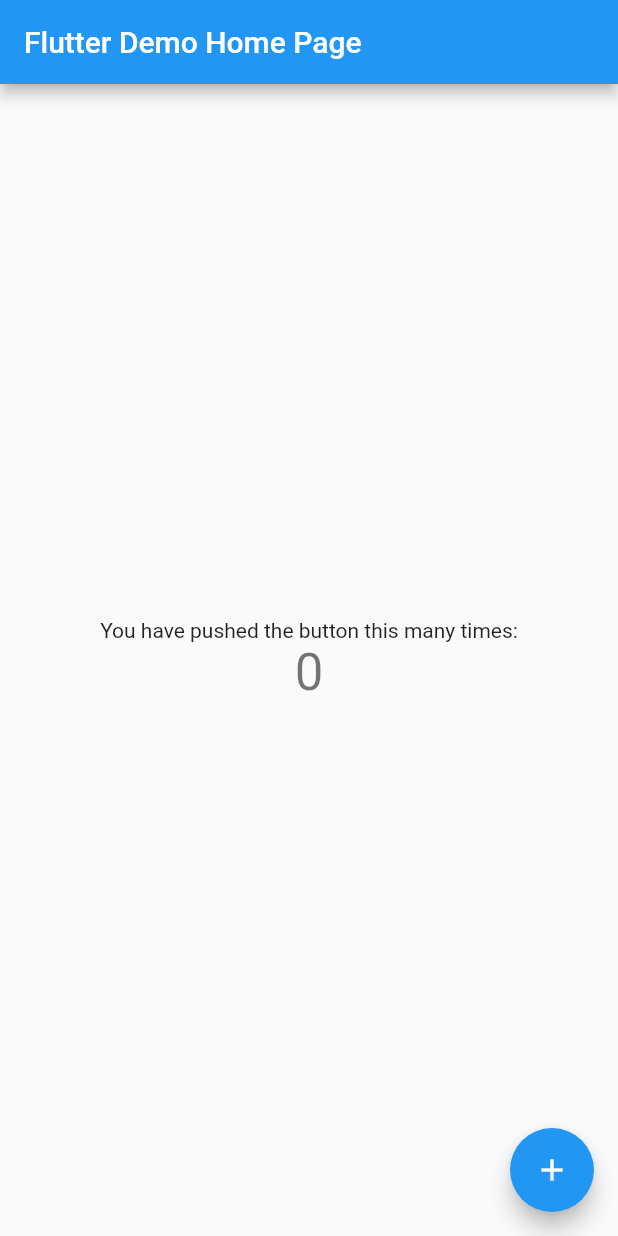
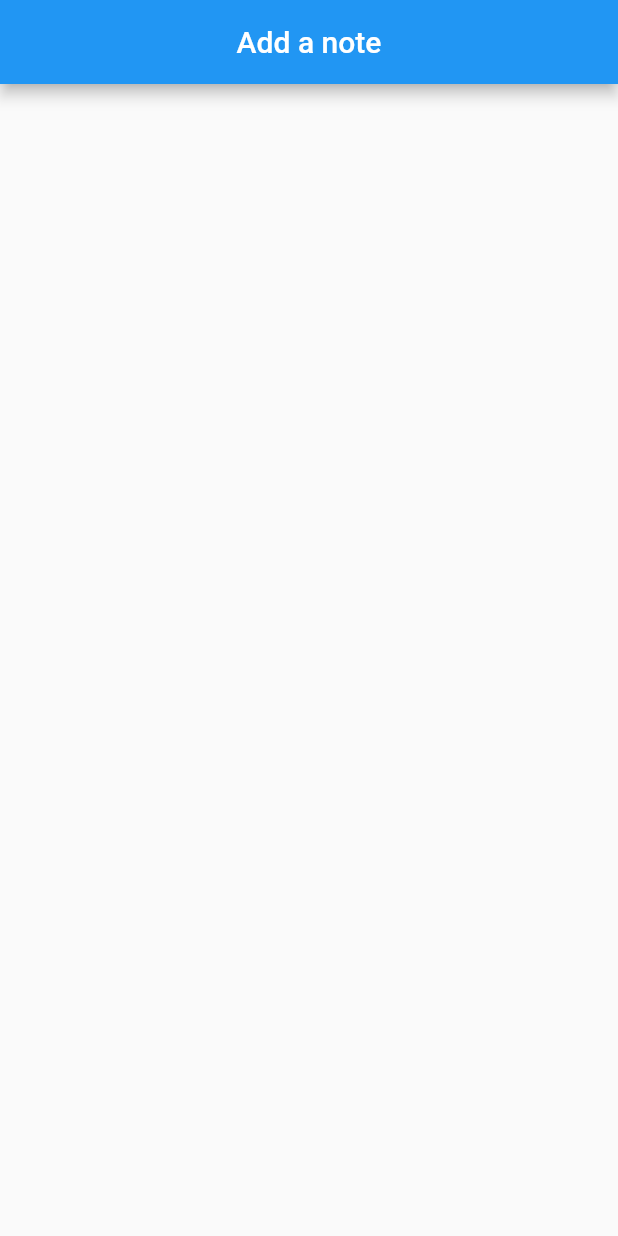
Before and after one commit to CloudedQuartz/flutterStuff, a Flutter app: the screen it shows after launch, on a phone screen of 412 x 824 dp. Run offline on Flutter 3.47's test engine with Material 2 defaults, Android fonts, the phone set to English and light mode, and no system bars.

Commit message:
addnote: add appbas and empty padding widget
Signed-off-by: CloudedQuartz <ravenklawasd@gmail.com>

```diff
--- a/lib/addnote.dart
+++ b/lib/addnote.dart
@@ -0,0 +1,27 @@
+import 'package:flutter/material.dart';
+
+class addNote extends StatelessWidget {
+  String userNote;
+  // Start here
+  @override
+  Widget build(BuildContext context) {
+    return MaterialApp(
+      home: Scaffold(
+        // appbar
+        appBar: AppBar(title: Text('Add a note'), centerTitle: true),
+
+        // body
+        // PADDING IS A WIDGET EVERYTHING ELSE GOES INSIDE IT!!!!!
+        body: Padding(
+
+          // pad edges by 20p
+          padding: EdgeInsets.all(20),
+
+
+        ),
+      ),
+    );
+  }
+
+
+}
--- a/lib/main.dart
+++ b/lib/main.dart
@@ -2,113 +2,5 @@ import 'package:flutter/material.dart';
 import 'addnote.dart';
 
 void main() {
-  runApp(MyApp());
+  runApp(addNote());
 }
-
-class MyApp extends StatelessWidget {
-  // This widget is the root of your application.
-  @override
-  Widget build(BuildContext context) {
-    return MaterialApp(
-      title: 'Flutter Demo',
-      theme: ThemeData(
-        // This is the theme of your application.
-        //
-        // Try running your application with "flutter run". You'll see the
-        // application has a blue toolbar. Then, without quitting the app, try
-        // changing the primarySwatch below to Colors.green and then invoke
-        // "hot reload" (press "r" in the console where you ran "flutter run",
-        // or simply save your changes to "hot reload" in a Flutter IDE).
-        // Notice that the counter didn't reset back to zero; the application
-        // is not restarted.
-        primarySwatch: Colors.blue,
-      ),
-      home: MyHomePage(title: 'Flutter Demo Home Page'),
-    );
-  }
-}
-
-class MyHomePage extends StatefulWidget {
-  MyHomePage({Key key, this.title}) : super(key: key);
-
-  // This widget is the home page of your application. It is stateful, meaning
-  // that it has a State object (defined below) that contains fields that affect
-  // how it looks.
-
-  // This class is the configuration for the state. It holds the values (in this
-  // case the title) provided by the parent (in this case the App widget) and
-  // used by the build method of the State. Fields in a Widget subclass are
-  // always marked "final".
-
-  final String title;
-
-  @override
-  _MyHomePageState createState() => _MyHomePageState();
-}
-
-class _MyHomePageState extends State<MyHomePage> {
-  int _counter = 0;
-
-  void _incrementCounter() {
-    setState(() {
-      // This call to setState tells the Flutter framework that something has
-      // changed in this State, which causes it to rerun the build method below
-      // so that the display can reflect the updated values. If we changed
-      // _counter without calling setState(), then the build method would not be
-      // called again, and so nothing would appear to happen.
-      _counter++;
-    });
-  }
-
-  @override
-  Widget build(BuildContext context) {
-    // This method is rerun every time setState is called, for instance as done
-    // by the _incrementCounter method above.
-    //
-    // The Flutter framework has been optimized to make rerunning build methods
-    // fast, so that you can just rebuild anything that needs updating rather
-    // than having to individually change instances of widgets.
-    return Scaffold(
-      appBar: AppBar(
-        // Here we take the value from the MyHomePage object that was created by
-        // the App.build method, and use it to set our appbar title.
-        title: Text(widget.title),
-      ),
-      body: Center(
-        // Center is a layout widget. It takes a single child and positions it
-        // in the middle of the parent.
-        child: Column(
-          // Column is also a layout widget. It takes a list of children and
-          // arranges them vertically. By default, it sizes itself to fit its
-          // children horizontally, and tries to be as tall as its parent.
-          //
-          // Invoke "debug painting" (press "p" in the console, choose the
-          // "Toggle Debug Paint" action from the Flutter Inspector in Android
-          // Studio, or the "Toggle Debug Paint" command in Visual Studio Code)
-          // to see the wireframe for each widget.
-          //
-          // Column has various properties to control how it sizes itself and
-          // how it positions its children. Here we use mainAxisAlignment to
-          // center the children vertically; the main axis here is the vertical
-          // axis because Columns are vertical (the cross axis would be
-          // horizontal).
-          mainAxisAlignment: MainAxisAlignment.center,
-          children: <Widget>[
-            Text(
-              'You have pushed the button this many times:',
-            ),
-            Text(
-              '$_counter',
-              style: Theme.of(context).textTheme.headline4,
-            ),
-          ],
-        ),
-      ),
-      floatingActionButton: FloatingActionButton(
-        onPressed: _incrementCounter,
-        tooltip: 'Increment',
-        child: Icon(Icons.add),
-      ), // This trailing comma makes auto-formatting nicer for build methods.
-    );
-  }
-}
```
